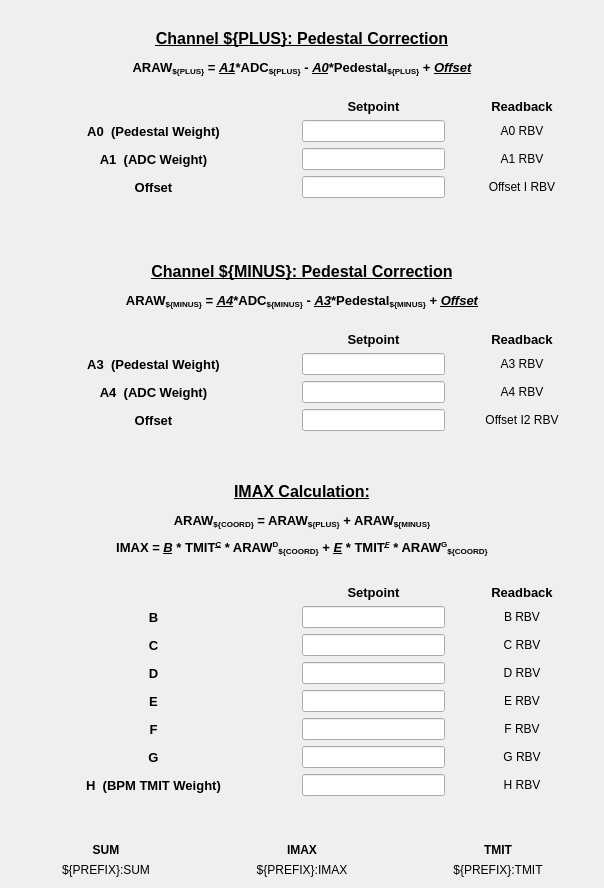
This is blenApp/ui/blen_lcls2_gap_coef_instr.ui in slaclab/BunchLengthMonitor as Qt 5 draws it before an edit. The edited form follows.
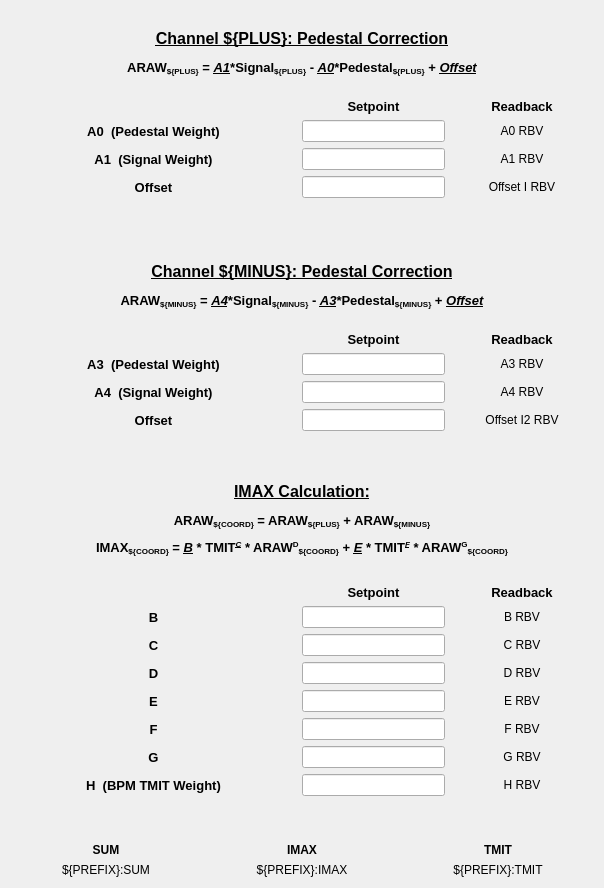
This is the edited form. Custom widgets are drawn as their Qt base class.

Commit message: MNT: terminology chg

```diff
--- a/blenApp/ui/blen_lcls2_gap_coef_instr.ui
+++ b/blenApp/ui/blen_lcls2_gap_coef_instr.ui
@@ -26,7 +26,7 @@
         </font>
        </property>
        <property name="text">
-        <string>&lt;html&gt;&lt;head/&gt;&lt;body&gt;&lt;p&gt;&lt;span style=&quot; font-size:12pt; font-weight:600; text-decoration: underline;&quot;&gt;Channel ${PLUS}: Pedestal Correction&lt;/span&gt;&lt;/p&gt;&lt;p&gt;&lt;span style=&quot; font-size:10pt;&quot;&gt;ARAW&lt;/span&gt;&lt;span style=&quot; font-size:10pt; vertical-align:sub;&quot;&gt;${PLUS}&lt;/span&gt;&lt;span style=&quot; font-size:10pt;&quot;&gt; = &lt;/span&gt;&lt;span style=&quot; font-size:10pt; font-style:italic; text-decoration: underline;&quot;&gt;A1&lt;/span&gt;&lt;span style=&quot; font-size:10pt;&quot;&gt;*ADC&lt;/span&gt;&lt;span style=&quot; font-size:10pt; vertical-align:sub;&quot;&gt;${PLUS}&lt;/span&gt;&lt;span style=&quot; font-size:10pt;&quot;&gt; - &lt;/span&gt;&lt;span style=&quot; font-size:10pt; font-style:italic; text-decoration: underline;&quot;&gt;A0&lt;/span&gt;&lt;span style=&quot; font-size:10pt;&quot;&gt;*Pedestal&lt;/span&gt;&lt;span style=&quot; font-size:10pt; vertical-align:sub;&quot;&gt;${PLUS}&lt;/span&gt;&lt;span style=&quot; font-size:10pt;&quot;&gt; + &lt;/span&gt;&lt;span style=&quot; font-size:10pt; font-style:italic; text-decoration: underline;&quot;&gt;Offset&lt;/span&gt;&lt;/p&gt;&lt;/body&gt;&lt;/html&gt;</string>
+        <string>&lt;html&gt;&lt;head/&gt;&lt;body&gt;&lt;p&gt;&lt;span style=&quot; font-size:12pt; font-weight:600; text-decoration: underline;&quot;&gt;Channel ${PLUS}: Pedestal Correction&lt;/span&gt;&lt;/p&gt;&lt;p&gt;&lt;span style=&quot; font-size:10pt;&quot;&gt;ARAW&lt;/span&gt;&lt;span style=&quot; font-size:10pt; vertical-align:sub;&quot;&gt;${PLUS}&lt;/span&gt;&lt;span style=&quot; font-size:10pt;&quot;&gt; = &lt;/span&gt;&lt;span style=&quot; font-size:10pt; font-style:italic; text-decoration: underline;&quot;&gt;A1&lt;/span&gt;&lt;span style=&quot; font-size:10pt;&quot;&gt;*Signal&lt;/span&gt;&lt;span style=&quot; font-size:10pt; vertical-align:sub;&quot;&gt;${PLUS}&lt;/span&gt;&lt;span style=&quot; font-size:10pt;&quot;&gt; - &lt;/span&gt;&lt;span style=&quot; font-size:10pt; font-style:italic; text-decoration: underline;&quot;&gt;A0&lt;/span&gt;&lt;span style=&quot; font-size:10pt;&quot;&gt;*Pedestal&lt;/span&gt;&lt;span style=&quot; font-size:10pt; vertical-align:sub;&quot;&gt;${PLUS}&lt;/span&gt;&lt;span style=&quot; font-size:10pt;&quot;&gt; + &lt;/span&gt;&lt;span style=&quot; font-size:10pt; font-style:italic; text-decoration: underline;&quot;&gt;Offset&lt;/span&gt;&lt;/p&gt;&lt;/body&gt;&lt;/html&gt;</string>
        </property>
        <property name="alignment">
         <set>Qt::AlignCenter</set>
@@ -269,7 +269,7 @@
           </font>
          </property>
          <property name="text">
-          <string>A1  (ADC Weight)</string>
+          <string>A1  (Signal Weight)</string>
          </property>
          <property name="alignment">
           <set>Qt::AlignCenter</set>
@@ -301,7 +301,7 @@
         </font>
        </property>
        <property name="text">
-        <string>&lt;html&gt;&lt;head/&gt;&lt;body&gt;&lt;p&gt;&lt;span style=&quot; font-size:12pt; font-weight:600; text-decoration: underline;&quot;&gt;Channel ${MINUS}: Pedestal Correction&lt;/span&gt;&lt;/p&gt;&lt;p&gt;&lt;span style=&quot; font-size:10pt;&quot;&gt;ARAW&lt;/span&gt;&lt;span style=&quot; font-size:10pt; vertical-align:sub;&quot;&gt;${MINUS}&lt;/span&gt;&lt;span style=&quot; font-size:10pt;&quot;&gt; = &lt;/span&gt;&lt;span style=&quot; font-size:10pt; font-style:italic; text-decoration: underline;&quot;&gt;A4&lt;/span&gt;&lt;span style=&quot; font-size:10pt;&quot;&gt;*ADC&lt;/span&gt;&lt;span style=&quot; font-size:10pt; vertical-align:sub;&quot;&gt;${MINUS}&lt;/span&gt;&lt;span style=&quot; font-size:10pt;&quot;&gt; - &lt;/span&gt;&lt;span style=&quot; font-size:10pt; font-style:italic; text-decoration: underline;&quot;&gt;A3&lt;/span&gt;&lt;span style=&quot; font-size:10pt;&quot;&gt;*Pedestal&lt;/span&gt;&lt;span style=&quot; font-size:10pt; vertical-align:sub;&quot;&gt;${MINUS}&lt;/span&gt;&lt;span style=&quot; font-size:10pt;&quot;&gt; + &lt;/span&gt;&lt;span style=&quot; font-size:10pt; font-style:italic; text-decoration: underline;&quot;&gt;Offset&lt;/span&gt;&lt;/p&gt;&lt;/body&gt;&lt;/html&gt;</string>
+        <string>&lt;html&gt;&lt;head/&gt;&lt;body&gt;&lt;p&gt;&lt;span style=&quot; font-size:12pt; font-weight:600; text-decoration: underline;&quot;&gt;Channel ${MINUS}: Pedestal Correction&lt;/span&gt;&lt;/p&gt;&lt;p&gt;&lt;span style=&quot; font-size:10pt;&quot;&gt;ARAW&lt;/span&gt;&lt;span style=&quot; font-size:10pt; vertical-align:sub;&quot;&gt;${MINUS}&lt;/span&gt;&lt;span style=&quot; font-size:10pt;&quot;&gt; = &lt;/span&gt;&lt;span style=&quot; font-size:10pt; font-style:italic; text-decoration: underline;&quot;&gt;A4&lt;/span&gt;&lt;span style=&quot; font-size:10pt;&quot;&gt;*Signal&lt;/span&gt;&lt;span style=&quot; font-size:10pt; vertical-align:sub;&quot;&gt;${MINUS}&lt;/span&gt;&lt;span style=&quot; font-size:10pt;&quot;&gt; - &lt;/span&gt;&lt;span style=&quot; font-size:10pt; font-style:italic; text-decoration: underline;&quot;&gt;A3&lt;/span&gt;&lt;span style=&quot; font-size:10pt;&quot;&gt;*Pedestal&lt;/span&gt;&lt;span style=&quot; font-size:10pt; vertical-align:sub;&quot;&gt;${MINUS}&lt;/span&gt;&lt;span style=&quot; font-size:10pt;&quot;&gt; + &lt;/span&gt;&lt;span style=&quot; font-size:10pt; font-style:italic; text-decoration: underline;&quot;&gt;Offset&lt;/span&gt;&lt;/p&gt;&lt;/body&gt;&lt;/html&gt;</string>
        </property>
        <property name="alignment">
         <set>Qt::AlignCenter</set>
@@ -460,7 +460,7 @@
           </font>
          </property>
          <property name="text">
-          <string>A4  (ADC Weight)</string>
+          <string>A4  (Signal Weight)</string>
          </property>
          <property name="alignment">
           <set>Qt::AlignCenter</set>
@@ -576,7 +576,7 @@
         </font>
        </property>
        <property name="text">
-        <string>&lt;html&gt;&lt;head/&gt;&lt;body&gt;&lt;p&gt;&lt;span style=&quot; font-size:12pt; font-weight:600; text-decoration: underline;&quot;&gt;IMAX Calculation:&lt;/span&gt;&lt;/p&gt;&lt;p&gt;&lt;span style=&quot; font-size:10pt;&quot;&gt;ARAW&lt;/span&gt;&lt;span style=&quot; font-size:10pt; vertical-align:sub;&quot;&gt;${COORD}&lt;/span&gt;&lt;span style=&quot; font-size:10pt;&quot;&gt; = ARAW&lt;/span&gt;&lt;span style=&quot; font-size:10pt; vertical-align:sub;&quot;&gt;${PLUS}&lt;/span&gt;&lt;span style=&quot; font-size:10pt;&quot;&gt; + ARAW&lt;/span&gt;&lt;span style=&quot; font-size:10pt; vertical-align:sub;&quot;&gt;${MINUS}&lt;/span&gt;&lt;/p&gt;&lt;p&gt;&lt;span style=&quot; font-size:10pt;&quot;&gt;IMAX = &lt;/span&gt;&lt;span style=&quot; font-size:10pt; font-style:italic; text-decoration: underline;&quot;&gt;B&lt;/span&gt;&lt;span style=&quot; font-size:10pt;&quot;&gt; * TMIT&lt;/span&gt;&lt;span style=&quot; font-size:10pt; font-style:italic; text-decoration: underline; vertical-align:super;&quot;&gt;C&lt;/span&gt;&lt;span style=&quot; font-size:10pt;&quot;&gt; * ARAW&lt;/span&gt;&lt;span style=&quot; font-size:10pt; vertical-align:super;&quot;&gt;D&lt;/span&gt;&lt;span style=&quot; font-size:10pt; vertical-align:sub;&quot;&gt;${COORD}&lt;/span&gt;&lt;span style=&quot; font-size:10pt;&quot;&gt; + &lt;/span&gt;&lt;span style=&quot; font-size:10pt; font-style:italic; text-decoration: underline;&quot;&gt;E&lt;/span&gt;&lt;span style=&quot; font-size:10pt;&quot;&gt; * TMIT&lt;/span&gt;&lt;span style=&quot; font-size:10pt; font-style:italic; text-decoration: underline; vertical-align:super;&quot;&gt;F&lt;/span&gt;&lt;span style=&quot; font-size:10pt;&quot;&gt; * ARAW&lt;/span&gt;&lt;span style=&quot; font-size:10pt; vertical-align:super;&quot;&gt;G&lt;/span&gt;&lt;span style=&quot; font-size:10pt; vertical-align:sub;&quot;&gt;${COORD}&lt;/span&gt;&lt;/p&gt;&lt;/body&gt;&lt;/html&gt;</string>
+        <string>&lt;html&gt;&lt;head/&gt;&lt;body&gt;&lt;p&gt;&lt;span style=&quot; font-size:12pt; font-weight:600; text-decoration: underline;&quot;&gt;IMAX Calculation:&lt;/span&gt;&lt;/p&gt;&lt;p&gt;&lt;span style=&quot; font-size:10pt;&quot;&gt;ARAW&lt;/span&gt;&lt;span style=&quot; font-size:10pt; vertical-align:sub;&quot;&gt;${COORD}&lt;/span&gt;&lt;span style=&quot; font-size:10pt;&quot;&gt; = ARAW&lt;/span&gt;&lt;span style=&quot; font-size:10pt; vertical-align:sub;&quot;&gt;${PLUS}&lt;/span&gt;&lt;span style=&quot; font-size:10pt;&quot;&gt; + ARAW&lt;/span&gt;&lt;span style=&quot; font-size:10pt; vertical-align:sub;&quot;&gt;${MINUS}&lt;/span&gt;&lt;/p&gt;&lt;p&gt;&lt;span style=&quot; font-size:10pt;&quot;&gt;IMAX&lt;/span&gt;&lt;span style=&quot; font-size:10pt; vertical-align:sub;&quot;&gt;${COORD}&lt;/span&gt;&lt;span style=&quot; font-size:10pt;&quot;&gt; = &lt;/span&gt;&lt;span style=&quot; font-size:10pt; font-style:italic; text-decoration: underline;&quot;&gt;B&lt;/span&gt;&lt;span style=&quot; font-size:10pt;&quot;&gt; * TMIT&lt;/span&gt;&lt;span style=&quot; font-size:10pt; font-style:italic; text-decoration: underline; vertical-align:super;&quot;&gt;C&lt;/span&gt;&lt;span style=&quot; font-size:10pt;&quot;&gt; * ARAW&lt;/span&gt;&lt;span style=&quot; font-size:10pt; vertical-align:super;&quot;&gt;D&lt;/span&gt;&lt;span style=&quot; font-size:10pt; vertical-align:sub;&quot;&gt;${COORD}&lt;/span&gt;&lt;span style=&quot; font-size:10pt;&quot;&gt; + &lt;/span&gt;&lt;span style=&quot; font-size:10pt; font-style:italic; text-decoration: underline;&quot;&gt;E&lt;/span&gt;&lt;span style=&quot; font-size:10pt;&quot;&gt; * TMIT&lt;/span&gt;&lt;span style=&quot; font-size:10pt; font-style:italic; text-decoration: underline; vertical-align:super;&quot;&gt;F&lt;/span&gt;&lt;span style=&quot; font-size:10pt;&quot;&gt; * ARAW&lt;/span&gt;&lt;span style=&quot; font-size:10pt; vertical-align:super;&quot;&gt;G&lt;/span&gt;&lt;span style=&quot; font-size:10pt; vertical-align:sub;&quot;&gt;${COORD}&lt;/span&gt;&lt;/p&gt;&lt;/body&gt;&lt;/html&gt;</string>
        </property>
        <property name="alignment">
         <set>Qt::AlignCenter</set>
```
Left out of the diff: 2 changed lines with no effect on the pictures.
